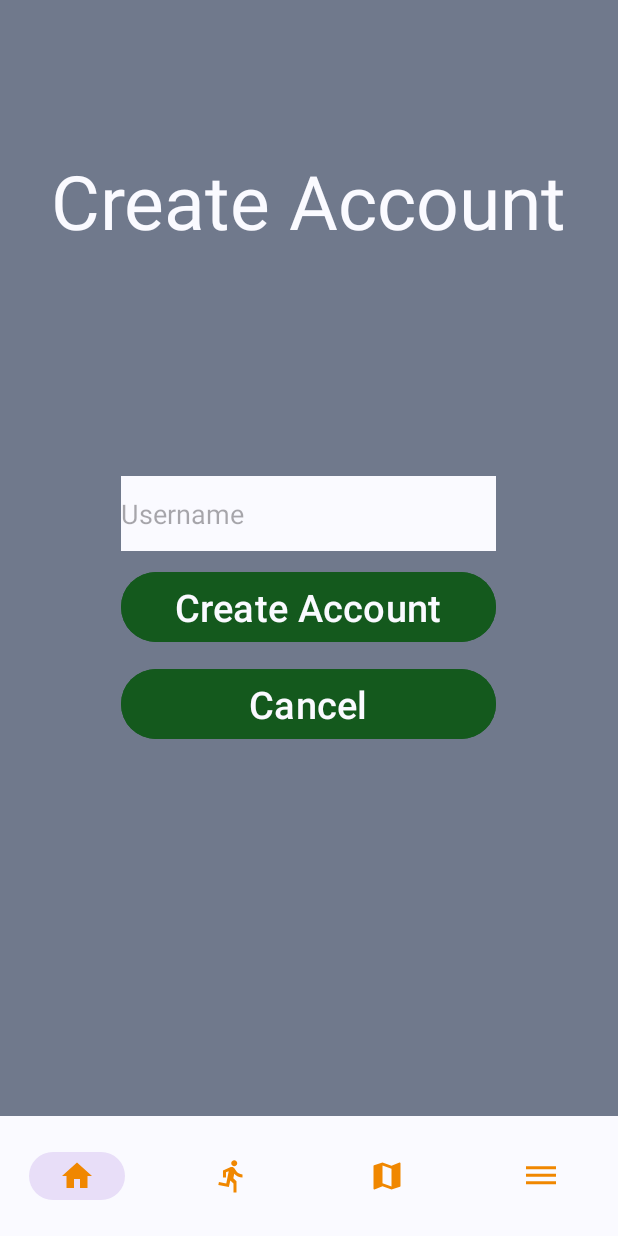
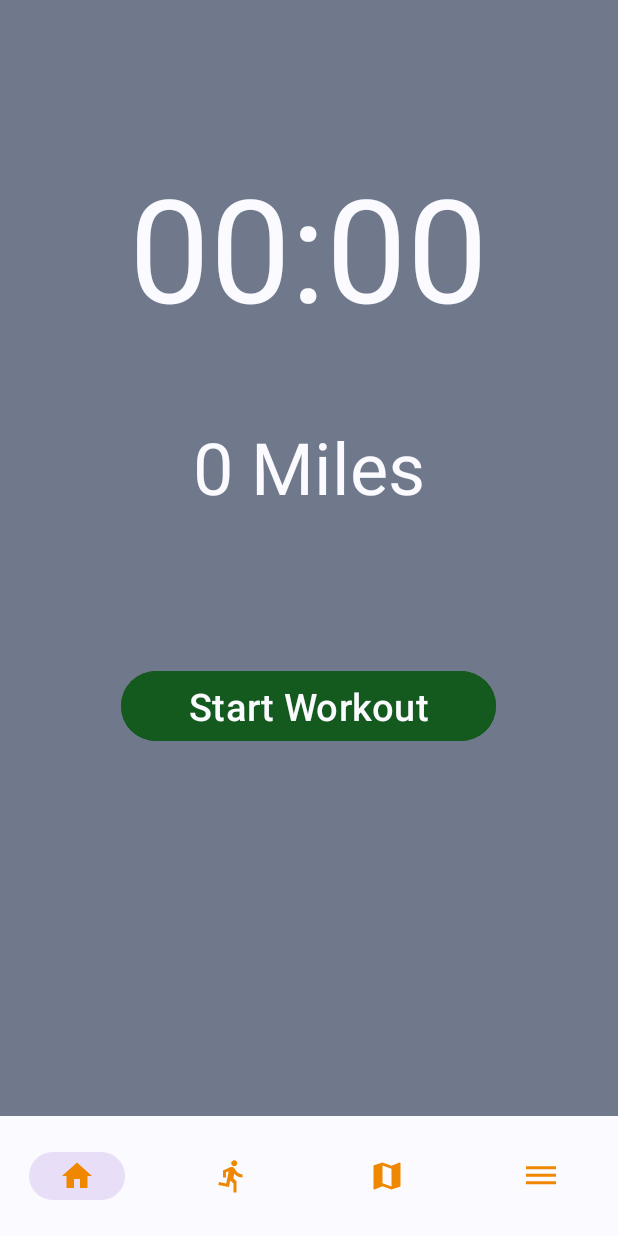
Before and after one commit to Zach-Blouse/FantasyFitness, an Android app: the fragment WorkoutFragment placed in its activity, on a phone screen of 412 x 824 dp. Run offline under Robolectric (Android 15) with nearby library versions, the phone set to English and light mode, and no system bars; our stand-ins replace Firebase (no records; nobody signed in at launch, a user with empty details on screens opened directly); libraries missing offline, so code that uses them is left out: com.firebase.ui; 2 statements that could not run were skipped.

Commit message:
fixing a bug

```diff
--- a/app/src/main/java/com/zblouse/fantasyfitness/workout/WorkoutFragment.java
+++ b/app/src/main/java/com/zblouse/fantasyfitness/workout/WorkoutFragment.java
@@ -28,7 +28,7 @@ public class WorkoutFragment extends AuthenticationRequiredFragment implements E
     public View onCreateView(LayoutInflater inflater, ViewGroup container, Bundle savedInstanceState) {
         super.OnCreateView();
         ((MainActivity)getActivity()).showNavigation();
-        layout = (LinearLayout) inflater.inflate(R.layout.create_account_fragment,container,false);
+        layout = (LinearLayout) inflater.inflate(R.layout.workout_fragment,container,false);
         startWorkoutButton = layout.findViewById(R.id.start_workout_button);
         startWorkoutButton.setOnClickListener(new View.OnClickListener() {
             @Override
```
